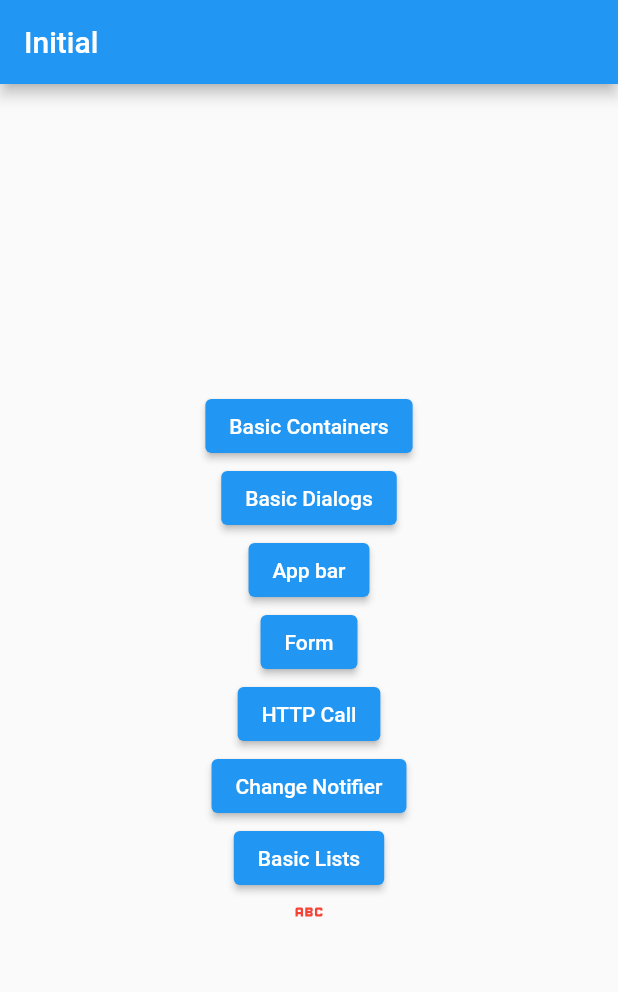
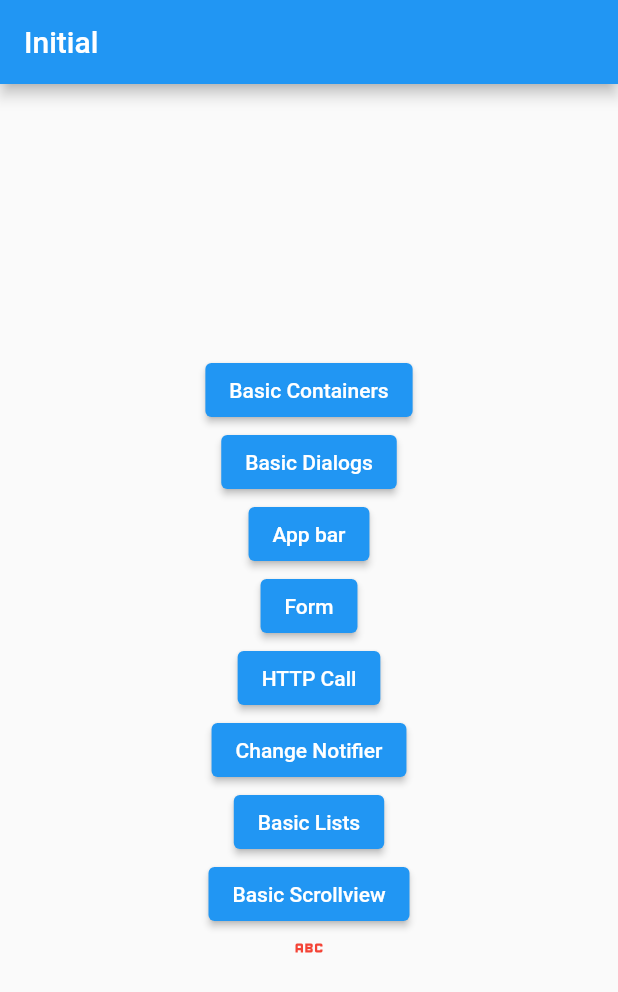
Before and after one commit to dilipkumar4813/flutter_illustrations, a Flutter app: the screen it shows after launch, on a phone screen of 412 x 824 dp. Shown: the top 992 px of the screen. Run offline on Flutter 3.47's test engine with Material 2 defaults, Android fonts, the light colour scheme and no system bars; our stand-ins replace fluttertoast.

Commit message:
Basic Scrollview

```diff
--- a/lib/screens/basic_http.dart
+++ b/lib/screens/basic_http.dart
@@ -36,6 +36,12 @@ class _BasicHttp extends State<BasicHttp> {
   @override
   Widget build(BuildContext context) {
     return Scaffold(
+      appBar: AppBar(
+        leading: IconButton(
+          icon: const Icon(Icons.arrow_back, color: Colors.white),
+          onPressed: () => Navigator.of(context).pop(),
+        ),
+      ),
       body: SafeArea(
         child: Column(
           children: [
--- a/lib/screens/homepage.dart
+++ b/lib/screens/homepage.dart
@@ -63,6 +63,12 @@ class _MyHomePageState extends State<MyHomePage> {
               },
               child: const Text("Basic Lists"),
             ),
+            ElevatedButton(
+              onPressed: () {
+                Navigator.pushNamed(context, AppRoutes.basicScrollView);
+              },
+              child: const Text("Basic Scrollview"),
+            ),
             const Icon(
               Icons.abc_outlined,
               color: Colors.red,
--- a/lib/utils/routes/basic_routes.dart
+++ b/lib/utils/routes/basic_routes.dart
@@ -10,4 +10,5 @@ Map basicRoutes = {
   AppRoutes.basicHttp: (context) => const BasicHttp(),
   AppRoutes.basicChange: (context) => const BasicChangeNotifier(),
   AppRoutes.basicList: (context) => const BasicList(),
+  AppRoutes.basicScrollView: (context) => const BasicScrollView(),
 };
--- a/lib/utils/routes/route_strings.dart
+++ b/lib/utils/routes/route_strings.dart
@@ -8,4 +8,5 @@ class AppRoutes {
   static String basicChange = '/basicChangeNotifier';
   static String basicList = '/basicList';
   static String basicListDetail = '/basicListDetail';
+  static String basicScrollView = '/basicScrollView';
 }
--- a/lib/utils/screens.dart
+++ b/lib/utils/screens.dart
@@ -7,3 +7,4 @@ export '../screens/basic_http.dart';
 export '../screens/basic_change_notifier.dart';
 export '../screens/basic_lists.dart';
 export '../screens/basic_list_details.dart';
+export '../screens/basic_scrollview.dart';
```
Also changed, not shown: lib/screens/basic_scrollview.dart (added, +42 -0 lines).
